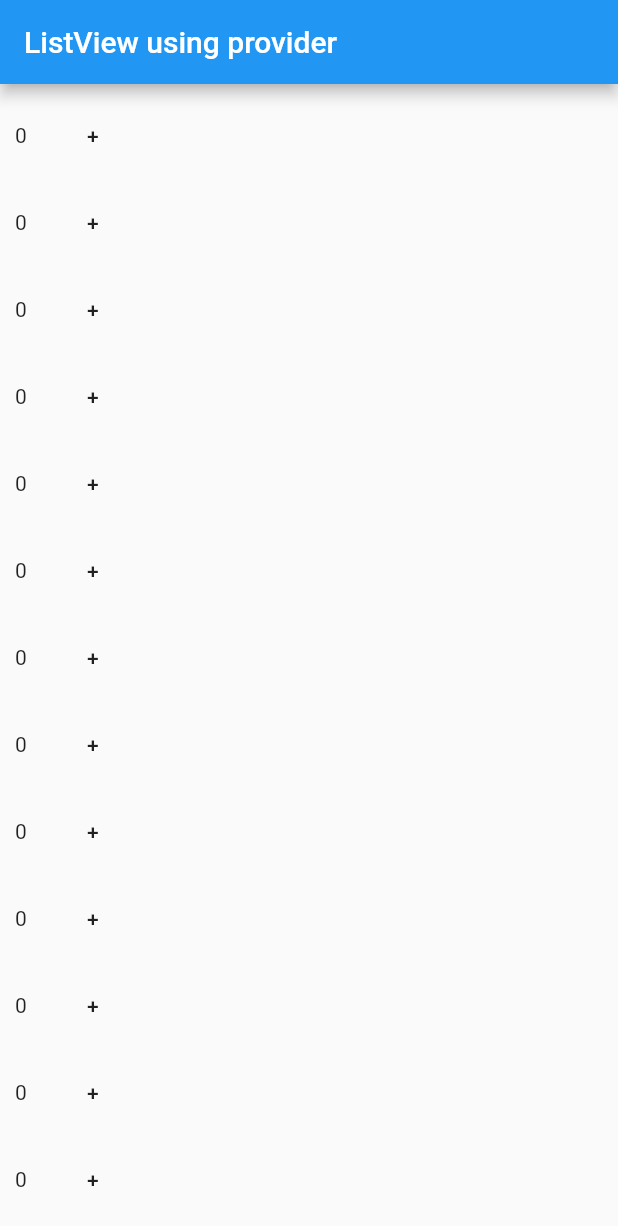
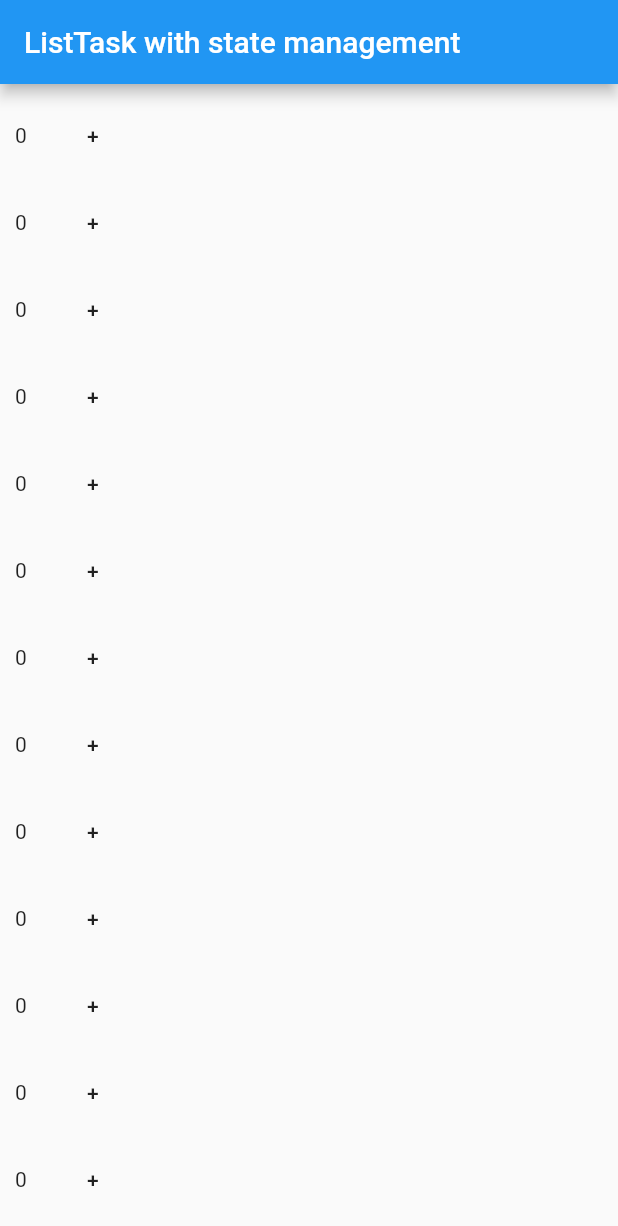
Before and after one commit to nishorekumar12294/ListTask_with_state_management, a Flutter app: the screen it shows after launch, on a phone screen of 412 x 824 dp. Shown: the top 1226 px of the screen. Run offline on Flutter 3.47's test engine with Material 2 defaults, Android fonts, the phone set to English and light mode, and no system bars.

Commit message:
Refact: ReadMe file & main dart file changes - Added

```diff
--- a/lib/main.dart
+++ b/lib/main.dart
@@ -28,7 +28,7 @@ class ListWidget extends StatelessWidget {
   Widget build(BuildContext context) {
     return Scaffold(
       appBar: AppBar(
-        title: const Text('ListView using provider'),
+        title: const Text('ListTask with state management'),
       ),
       body: Consumer<CommonNotifier>(
         builder: (context, notifier, _) {
```
Also changed, not shown: 1 other file.
